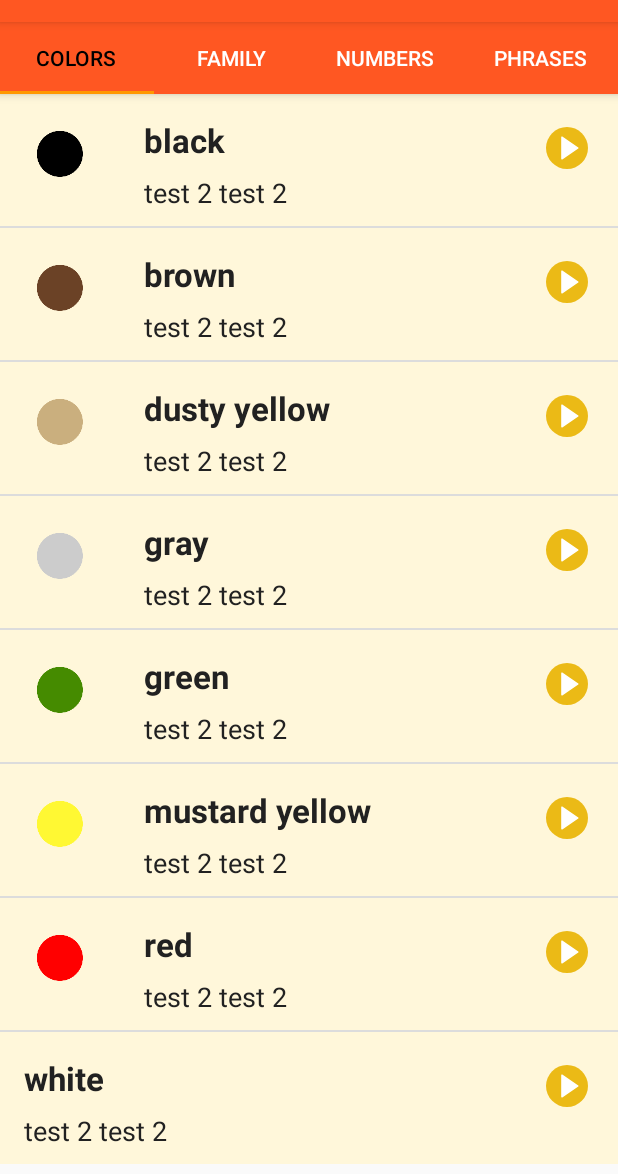
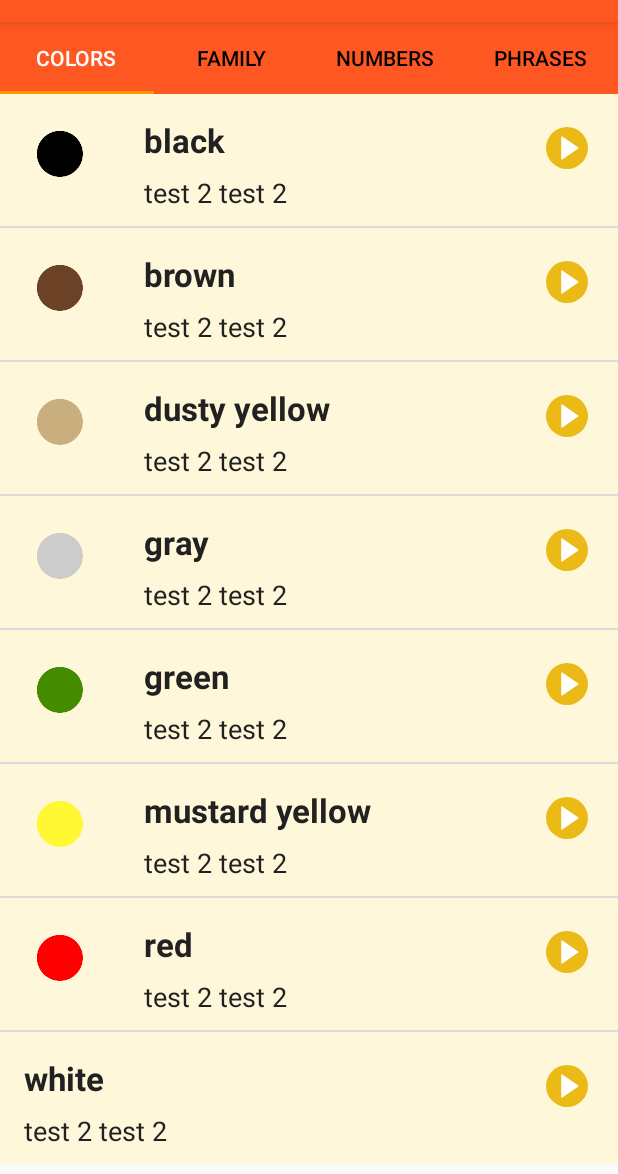
Before and after one commit to AhmadDalao/MiowkApp, an Android app: the screen it shows after launch (MainActivity), on a phone screen of 412 x 824 dp, the part 62-1236 px from its top. Run offline under Robolectric (Android 15) with nearby library versions, the phone set to English and light mode, and no system bars.

Commit message:
deleted some unused files. made some improvements

```diff
--- a/app/src/main/java/com/example/android/miowkapp/MainActivity.java
+++ b/app/src/main/java/com/example/android/miowkapp/MainActivity.java
@@ -30,7 +30,7 @@ public class MainActivity extends AppCompatActivity {
             viewPager.setPageTransformer(true, new DepthPageTransformer());
 
             //This page transformer shrinks and fades pages when scrolling between adjacent pages
-            viewPager.setPageTransformer(true, new ZoomOutPageTransformer());
+          //  viewPager.setPageTransformer(true, new ZoomOutPageTransformer());
         }
 
 
--- a/app/src/main/res/layout/activity_category.xml
+++ /dev/null
@@ -1,6 +0,0 @@
-<?xml version="1.0" encoding="utf-8"?>
-<LinearLayout xmlns:android="http://schemas.android.com/apk/res/android"
-    android:id="@+id/container"
-    android:layout_width="match_parent"
-    android:layout_height="match_parent"
-    android:orientation="vertical" />
--- a/app/src/main/res/layout/activity_main.xml
+++ b/app/src/main/res/layout/activity_main.xml
@@ -1,33 +1,22 @@
 <?xml version="1.0" encoding="utf-8"?>
-<android.support.design.widget.CoordinatorLayout xmlns:android="http://schemas.android.com/apk/res/android"
+<LinearLayout xmlns:android="http://schemas.android.com/apk/res/android"
     xmlns:app="http://schemas.android.com/apk/res-auto"
     xmlns:tools="http://schemas.android.com/tools"
     android:layout_width="match_parent"
     android:layout_height="match_parent"
+    android:orientation="vertical"
     tools:context=".MainActivity">
 
-    <android.support.design.widget.AppBarLayout
+
+    <android.support.design.widget.TabLayout
+        android:id="@+id/tabs"
         android:layout_width="match_parent"
         android:layout_height="wrap_content"
-        android:theme="@style/ThemeOverlay.AppCompat.Dark.ActionBar">
-
-        <!--
-        // must be added to have support library of Tablayout
-        implementation 'com.android.support:design:28.0.0' -->
-
-        <android.support.design.widget.TabLayout
-            android:id="@+id/tabs"
-            android:layout_width="match_parent"
-            android:layout_height="wrap_content"
-            app:tabGravity="fill"
-            app:tabMode="fixed"
-            app:tabSelectedTextColor="@color/myBlack"
-            app:tabTextColor="@color/icons"
-
-            />
-
-
-    </android.support.design.widget.AppBarLayout>
+        app:tabGravity="fill"
+        app:tabMode="fixed"
+        android:background="@color/primary"
+        app:tabSelectedTextColor="@android:color/white"
+        app:tabTextColor="@color/myBlack" />
 
     <android.support.v4.view.ViewPager
         android:id="@+id/viewpager"
@@ -35,4 +24,4 @@
         android:layout_height="match_parent"
         app:layout_behavior="@string/appbar_scrolling_view_behavior" />
 
-</android.support.design.widget.CoordinatorLayout>
+</LinearLayout>
```
Also changed, not shown: app/src/main/AndroidManifest.xml (+3 -4 lines), app/src/main/java/com/example/android/miowkapp/ColorActivity.java (deleted, +0 -16 lines), app/src/main/java/com/example/android/miowkapp/FamilyActivity.java (deleted, +0 -16 lines), app/src/main/java/com/example/android/miowkapp/NumberActivity.java (deleted, +0 -16 lines), app/src/main/java/com/example/android/miowkapp/phraseActivity.java (deleted, +0 -16 lines).
